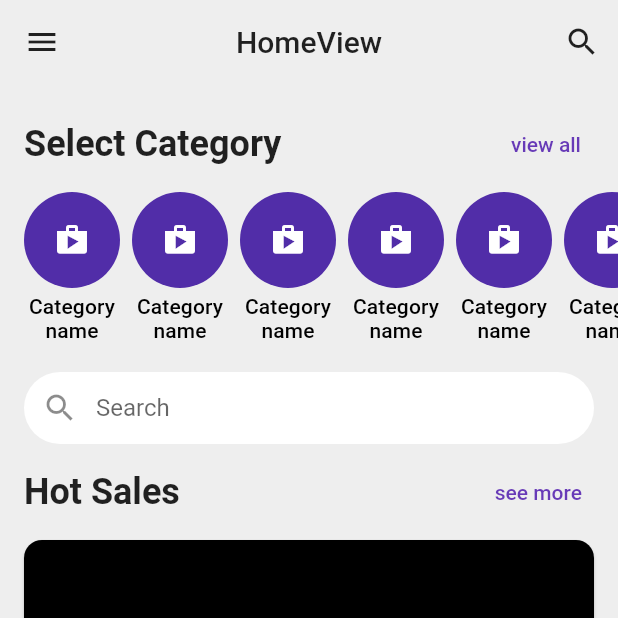
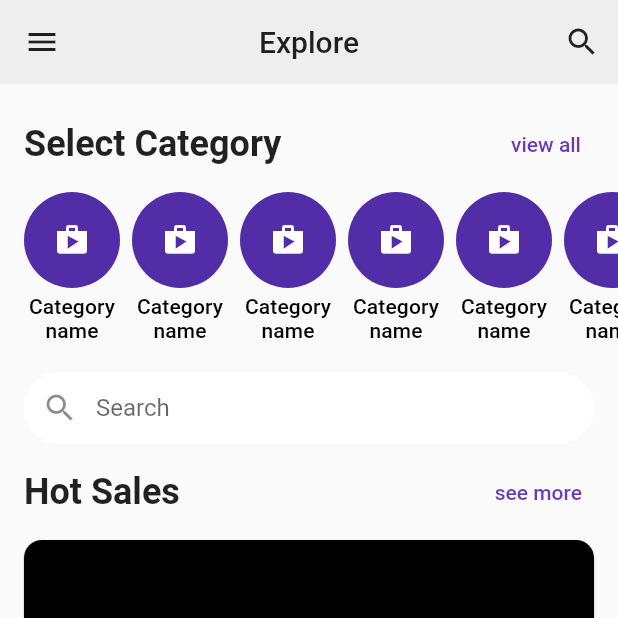
Before and after one commit to Shadiul/shopio, a Flutter app: the HomeView screen opened by its route, on a phone screen of 412 x 824 dp, the top half of it. Run offline on Flutter 3.47's test engine with Material 2 defaults, Android fonts, the light colour scheme and no system bars; drawn by our look-alikes of salomon_bottom_bar; our stand-ins replace cloud_firestore, firebase_auth, firebase_core, get, logger; accounts and stored records are empty; statements that could not run were skipped.

Commit message:
Add home screen transition

```diff
--- a/client/lib/app/modules/home/home_controller.dart
+++ b/client/lib/app/modules/home/home_controller.dart
@@ -1,9 +1,42 @@
+import 'package:flutter/cupertino.dart';
 import 'package:get/get.dart';
 
+import '../../widgets/bottom_nav_bar/bottom_nav_bar_controller.dart';
+import '../explore/explore_view.dart';
+
 class HomeController extends GetxController {
-  final RxInt _bottomNavIndex = RxInt(0);
-  int get bottomNavIndex => _bottomNavIndex.value;
-  set bottomNavIndex(int value) {
-    _bottomNavIndex.value = value;
+  final BottomNavBarController _bottomNavBarController =
+      Get.find<BottomNavBarController>();
+
+  int get bottomNavIndex => _bottomNavBarController.bottomNavIndex;
+
+  String getAppBarTitle() {
+    switch (bottomNavIndex) {
+      case 0:
+        return 'Explore';
+      case 1:
+        return 'Cart';
+      case 2:
+        return 'Wishlist';
+      case 3:
+        return 'Account';
+      default:
+        return '';
+    }
+  }
+
+  Widget getBodyView() {
+    switch (bottomNavIndex) {
+      case 0:
+        return const ExploreView();
+      case 1:
+        return Container();
+      case 2:
+        return Container();
+      case 3:
+        return Container();
+      default:
+        return Container();
+    }
   }
 }
--- a/client/lib/app/modules/home/home_view.dart
+++ b/client/lib/app/modules/home/home_view.dart
@@ -1,9 +1,10 @@
+import 'package:animations/animations.dart';
 import 'package:flutter/material.dart';
 import 'package:get/get.dart';
-import 'package:salomon_bottom_bar/salomon_bottom_bar.dart';
 
 import '../../widgets/app_drawer/app_drawer_widget.dart';
-import '../explore/explore_view.dart';
+import '../../widgets/bottom_nav_bar/bottom_nav_bar_controller.dart';
+import '../../widgets/bottom_nav_bar/bottom_nav_bar_widget.dart';
 import 'home_controller.dart';
 
 class HomeView extends GetView<HomeController> {
@@ -11,11 +12,16 @@ class HomeView extends GetView<HomeController> {
 
   @override
   Widget build(BuildContext context) {
-    ThemeData _themeData = Theme.of(context);
-    TextTheme _textTheme = _themeData.textTheme;
+    Get.put(BottomNavBarController());
+    // ThemeData _themeData = Theme.of(context);
+    // TextTheme _textTheme = _themeData.textTheme;
     return Scaffold(
       appBar: AppBar(
-        title: const Text('HomeView'),
+        title: Obx(
+          () => Text(
+            controller.getAppBarTitle(),
+          ),
+        ),
         actions: [
           IconButton(
             onPressed: () {},
@@ -24,45 +30,20 @@ class HomeView extends GetView<HomeController> {
         ],
       ),
       drawer: const AppDrawerWidget(),
-      body: Column(
-        children: [
-          const Expanded(child: ExploreView()),
-          Container(
-            decoration: BoxDecoration(
-              color: _themeData.colorScheme.primaryVariant,
-              borderRadius: const BorderRadius.vertical(
-                top: Radius.circular(16.0),
-              ),
-            ),
-            child: Obx(
-              () => SalomonBottomBar(
-                currentIndex: controller.bottomNavIndex,
-                onTap: (value) => controller.bottomNavIndex = value,
-                selectedItemColor: _themeData.colorScheme.onPrimary,
-                unselectedItemColor: _themeData.colorScheme.onPrimary,
-                items: [
-                  SalomonBottomBarItem(
-                    title: const Text('Explore'),
-                    icon: const Icon(Icons.explore),
-                  ),
-                  SalomonBottomBarItem(
-                    title: const Text('Cart'),
-                    icon: const Icon(Icons.shopping_cart),
-                  ),
-                  SalomonBottomBarItem(
-                    title: const Text('Wishlist'),
-                    icon: const Icon(Icons.favorite),
-                  ),
-                  SalomonBottomBarItem(
-                    title: const Text('Account'),
-                    icon: const Icon(Icons.account_circle),
-                  ),
-                ],
-              ),
-            ),
+      body: Obx(
+        () => PageTransitionSwitcher(
+          duration: const Duration(milliseconds: 400),
+          transitionBuilder: (child, animation, secondaryAnimation) =>
+              SharedAxisTransition(
+            animation: animation,
+            secondaryAnimation: secondaryAnimation,
+            transitionType: SharedAxisTransitionType.scaled,
+            child: child,
           ),
-        ],
+          child: controller.getBodyView(),
+        ),
       ),
+      bottomNavigationBar: const BottomNavBarWidget(),
     );
   }
 }
--- /dev/null
+++ b/client/lib/app/widgets/bottom_nav_bar/bottom_nav_bar_controller.dart
@@ -0,0 +1,9 @@
+import 'package:get/get.dart';
+
+class BottomNavBarController extends GetxController {
+  final RxInt _bottomNavIndex = RxInt(0);
+  int get bottomNavIndex => _bottomNavIndex.value;
+  set bottomNavIndex(int value) {
+    _bottomNavIndex.value = value;
+  }
+}
--- /dev/null
+++ b/client/lib/app/widgets/bottom_nav_bar/bottom_nav_bar_widget.dart
@@ -0,0 +1,50 @@
+import 'package:flutter/material.dart';
+import 'package:get/get.dart';
+import 'package:salomon_bottom_bar/salomon_bottom_bar.dart';
+
+import 'bottom_nav_bar_controller.dart';
+
+class BottomNavBarWidget extends GetView<BottomNavBarController> {
+  const BottomNavBarWidget({Key? key}) : super(key: key);
+
+  @override
+  Widget build(BuildContext context) {
+    ThemeData _themeData = Theme.of(context);
+    // TextTheme _textTheme = _themeData.textTheme;
+
+    return Container(
+      decoration: BoxDecoration(
+        color: _themeData.colorScheme.primaryVariant,
+        borderRadius: const BorderRadius.vertical(
+          top: Radius.circular(16.0),
+        ),
+      ),
+      child: Obx(
+        () => SalomonBottomBar(
+          currentIndex: controller.bottomNavIndex,
+          onTap: (value) => controller.bottomNavIndex = value,
+          selectedItemColor: _themeData.colorScheme.onPrimary,
+          unselectedItemColor: _themeData.colorScheme.onPrimary,
+          items: [
+            SalomonBottomBarItem(
+              title: const Text('Explore'),
+              icon: const Icon(Icons.explore),
+            ),
+            SalomonBottomBarItem(
+              title: const Text('Cart'),
+              icon: const Icon(Icons.shopping_cart),
+            ),
+            SalomonBottomBarItem(
+              title: const Text('Wishlist'),
+              icon: const Icon(Icons.favorite),
+            ),
+            SalomonBottomBarItem(
+              title: const Text('Account'),
+              icon: const Icon(Icons.account_circle),
+            ),
+          ],
+        ),
+      ),
+    );
+  }
+}
--- a/client/pubspec.yaml
+++ b/client/pubspec.yaml
@@ -20,6 +20,7 @@ dependencies:
   logger: ^1.1.0
 
   #UI
+  animations: ^2.0.2
   salomon_bottom_bar: ^3.1.0
 
   flutter:
```
Also changed, not shown: client/pubspec.lock.
